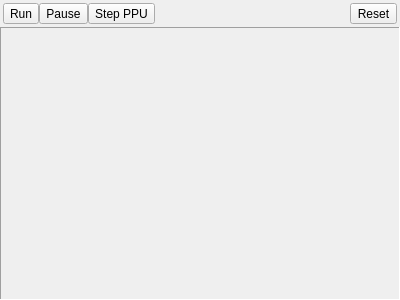
This is viewers/emulator/nesemulatordialog.ui in christopherpow/nesicide as Qt 5 draws it before an edit. The edited form follows.
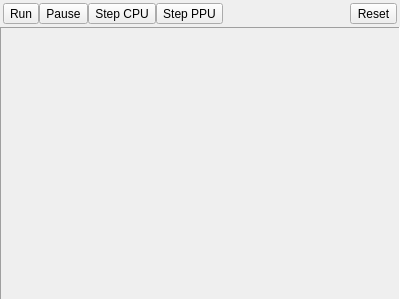
This is the edited form. Icons and pictures are not drawn.

Commit message: adding single-step CPU in addition to PPU

```diff
--- a/viewers/emulator/nesemulatordialog.ui
+++ b/viewers/emulator/nesemulatordialog.ui
@@ -69,7 +69,27 @@
       </widget>
      </item>
      <item>
-      <widget class="QToolButton" name="stepButton">
+      <widget class="QToolButton" name="stepCPUButton">
+       <property name="text">
+        <string>Step CPU</string>
+       </property>
+       <property name="icon">
+        <iconset resource="../../resource.qrc">
+         <normaloff>:/resources/stock_right.svg</normaloff>:/resources/stock_right.svg</iconset>
+       </property>
+       <property name="toolButtonStyle">
+        <enum>Qt::ToolButtonTextBesideIcon</enum>
+       </property>
+       <property name="autoRaise">
+        <bool>false</bool>
+       </property>
+       <property name="arrowType">
+        <enum>Qt::NoArrow</enum>
+       </property>
+      </widget>
+     </item>
+     <item>
+      <widget class="QToolButton" name="stepPPUButton">
        <property name="enabled">
         <bool>true</bool>
        </property>
```
The commit also changes 7 other files.
